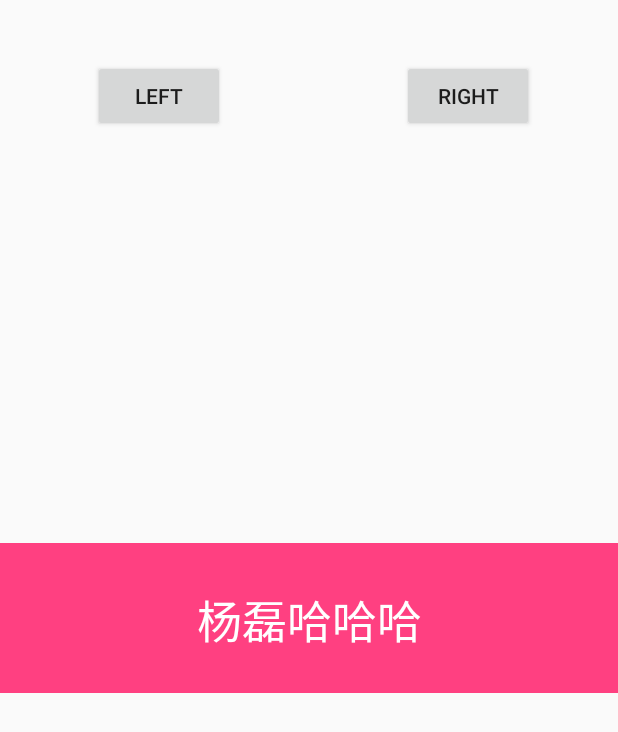
After one commit to YeungRay/CustomView, an Android app: the layout activity_main3.xml on its own in the app's theme, with its tools: preview values and no code run, on a phone screen of 412 x 824 dp. The commit adds this screen. Shown: the top 732 px of the screen. Run offline under Robolectric (Android 15) with nearby library versions, the phone set to English and light mode, and no system bars.

Commit message:
add ColorTrackView

```diff
--- /dev/null
+++ b/app/src/main/java/com/baishan/customview/ColorTrackView.java
@@ -0,0 +1,137 @@
+package com.baishan.customview;
+
+import android.content.Context;
+import android.content.res.TypedArray;
+import android.graphics.Canvas;
+import android.graphics.Paint;
+import android.graphics.Rect;
+import android.util.AttributeSet;
+import android.util.TypedValue;
+import android.view.View;
+
+/**
+ * Created by RayYeung on 2017/2/22.
+ */
+
+public class ColorTrackView extends View {
+
+    private Paint mPaint;
+
+    private static final int DIRECTION_LEFT = 0;
+    private static final int DIRECTION_RIGHT = 1;
+
+    private String mText = "杨磊";
+    private int mTextSize = sp2px(30);
+    private int mTextOriginColor = 0xff000000;
+    private int mTextChangeColor = 0xffff0000;
+    private float mProgress;
+    private int mDirection = DIRECTION_LEFT;
+
+    private int mTextWidth;
+    private Rect mTextBounds = new Rect();
+    private int mRealWidth;
+    private int mTextStartX;
+
+
+    public ColorTrackView(Context context) {
+        this(context, null);
+    }
+
+    public ColorTrackView(Context context, AttributeSet attrs) {
+        super(context, attrs);
+        TypedArray ta = context.obtainStyledAttributes(attrs, R.styleable.ColorTrackView);
+        mText = ta.getString(R.styleable.ColorTrackView_text);
+        mTextSize = ta.getInt(R.styleable.ColorTrackView_text_size, mTextSize);
+        mTextOriginColor = ta.getColor(R.styleable.ColorTrackView_text_origin_color, mTextOriginColor);
+        mTextChangeColor = ta.getColor(R.styleable.ColorTrackView_text_change_color, mTextChangeColor);
+        mProgress = ta.getFloat(R.styleable.ColorTrackView_progress, 0);
+        mDirection = ta.getInt(R.styleable.ColorTrackView_direction, mDirection);
+        ta.recycle();
+        mPaint = new Paint(Paint.ANTI_ALIAS_FLAG);
+        mPaint.setTextSize(mTextSize);
+        measureText();
+    }
+
+    private void measureText() {
+        mTextWidth = (int) mPaint.measureText(mText);
+        mPaint.getTextBounds(mText, 0, mText.length(), mTextBounds);
+    }
+
+    @Override
+    protected void onMeasure(int widthMeasureSpec, int heightMeasureSpec) {
+        int width = measureWidth(widthMeasureSpec);
+        int height = measureHeight(heightMeasureSpec);
+        setMeasuredDimension(width, height);
+
+        mRealWidth = getMeasuredWidth() - getPaddingLeft() - getPaddingRight();
+        mTextStartX = mRealWidth / 2 - mTextWidth / 2;
+    }
+
+    private int measureHeight(int heightMeasureSpec) {
+        int mode = MeasureSpec.getMode(heightMeasureSpec);
+        int size = MeasureSpec.getSize(heightMeasureSpec);
+        int result = 0;
+        switch (mode) {
+            case MeasureSpec.EXACTLY:
+                result = size;
+                break;
+            case MeasureSpec.UNSPECIFIED:
+            case MeasureSpec.AT_MOST:
+                result = mTextBounds.height();
+                break;
+        }
+        return result + getPaddingTop() + getPaddingBottom();
+    }
+
+    private int measureWidth(int widthMeasureSpec) {
+        int mode = MeasureSpec.getMode(widthMeasureSpec);
+        int size = MeasureSpec.getSize(widthMeasureSpec);
+        int result = 0;
+        switch (mode) {
+            case MeasureSpec.EXACTLY:
+                result = size;
+                break;
+            case MeasureSpec.UNSPECIFIED:
+            case MeasureSpec.AT_MOST:
+                result = mTextWidth;
+                break;
+        }
+        return result + getPaddingLeft() + getPaddingRight();
+    }
+
+    @Override
+    protected void onDraw(Canvas canvas) {
+        super.onDraw(canvas);
+        if (mDirection == DIRECTION_LEFT) {
+            drawChangeLeft(canvas);
+            drawOriginLeft(canvas);
+        } else if (mDirection == DIRECTION_RIGHT) {
+
+        }
+    }
+
+    private void drawOriginLeft(Canvas canvas) {
+        drawText(canvas, mTextOriginColor, (int) (mTextStartX + mProgress * mTextWidth), mTextStartX + mTextWidth);
+    }
+
+    private void drawChangeLeft(Canvas canvas) {
+        drawText(canvas, mTextChangeColor, mTextStartX, (int) (mTextStartX + mProgress * mTextWidth));
+    }
+
+    private void drawText(Canvas canvas, int color, int startX, int endX) {
+        mPaint.setColor(color);
+        canvas.save(Canvas.CLIP_SAVE_FLAG);
+        canvas.clipRect(startX, 0, endX, getMeasuredHeight());
+        canvas.drawText(mText, mTextStartX, getMeasuredHeight() / 2 + mTextBounds.height() / 2, mPaint);
+        canvas.restore();
+    }
+
+    private int sp2px(int spVal) {
+        return (int) TypedValue.applyDimension(TypedValue.COMPLEX_UNIT_SP, spVal, getResources().getDisplayMetrics());
+    }
+
+    public void setProgress(float progress) {
+        this.mProgress = progress;
+        invalidate();
+    }
+}
--- a/app/src/main/java/com/baishan/customview/Main2Activity.java
+++ b/app/src/main/java/com/baishan/customview/Main2Activity.java
@@ -1,13 +1,28 @@
 package com.baishan.customview;
 
+import android.animation.ObjectAnimator;
+import android.os.Bundle;
 import android.support.v7.app.AppCompatActivity;
-import android.os.Bundle;
+import android.view.View;
 
 public class Main2Activity extends AppCompatActivity {
+
+    private ColorTrackView colorTrackView;
 
     @Override
     protected void onCreate(Bundle savedInstanceState) {
         super.onCreate(savedInstanceState);
-        setContentView(R.layout.activity_main2);
+        setContentView(R.layout.activity_main3);
+        colorTrackView = (ColorTrackView) findViewById(R.id.colorTrackView);
+
+    }
+
+
+    public void startLeft(View view){
+        ObjectAnimator.ofFloat(colorTrackView,"progress",0,1).setDuration(2000).start();
+    }
+
+    public void startRight(View view){
+
     }
 }
--- /dev/null
+++ b/app/src/main/res/layout/activity_main3.xml
@@ -0,0 +1,48 @@
+<?xml version="1.0" encoding="utf-8"?>
+<RelativeLayout xmlns:android="http://schemas.android.com/apk/res/android"
+    xmlns:tools="http://schemas.android.com/tools"
+    xmlns:yl = "http://schemas.android.com/apk/res-auto"
+    android:id="@+id/activity_main2"
+    android:layout_width="match_parent"
+    android:layout_height="match_parent"
+    tools:context="com.baishan.customview.Main2Activity">
+
+    <com.baishan.customview.ColorTrackView
+        android:id="@+id/colorTrackView"
+        android:layout_centerInParent="true"
+        android:background="@color/colorAccent"
+        yl:direction="left"
+        yl:text="杨磊哈哈哈"
+        yl:text_origin_color="#ffff"
+        yl:text_change_color="#f000"
+        android:layout_width="match_parent"
+        android:layout_height="100dp" />
+
+    <Button
+        android:text="left"
+        android:layout_width="wrap_content"
+        android:layout_height="wrap_content"
+        android:layout_alignParentTop="true"
+        android:layout_alignParentLeft="true"
+        android:layout_alignParentStart="true"
+        android:layout_marginLeft="62dp"
+        android:layout_marginStart="62dp"
+        android:layout_marginTop="40dp"
+        android:id="@+id/button"
+        android:onClick="startLeft" />
+
+    <Button
+        android:text="right"
+        android:layout_width="wrap_content"
+        android:layout_height="wrap_content"
+        android:layout_alignTop="@+id/button"
+        android:layout_alignParentRight="true"
+        android:layout_alignParentEnd="true"
+        android:layout_marginRight="56dp"
+        android:layout_marginEnd="56dp"
+        android:id="@+id/button2"
+        android:onClick="startRight" />
+
+
+
+</RelativeLayout>
--- /dev/null
+++ b/app/src/main/res/values/attrs.xml
@@ -0,0 +1,17 @@
+<?xml version="1.0" encoding="utf-8"?>
+<resources>
+
+
+    <declare-styleable name="ColorTrackView">
+        <attr name="text" format="string|reference" />
+        <attr name="text_size" format="dimension" />
+        <attr name="text_origin_color" format="color|reference" />
+        <attr name="text_change_color" format="color|reference" />
+        <attr name="progress" format="float" />
+        <attr name="direction">
+            <enum name="left" value="0" />
+            <enum name="right" value="1" />
+        </attr>
+    </declare-styleable>
+
+</resources>
```
